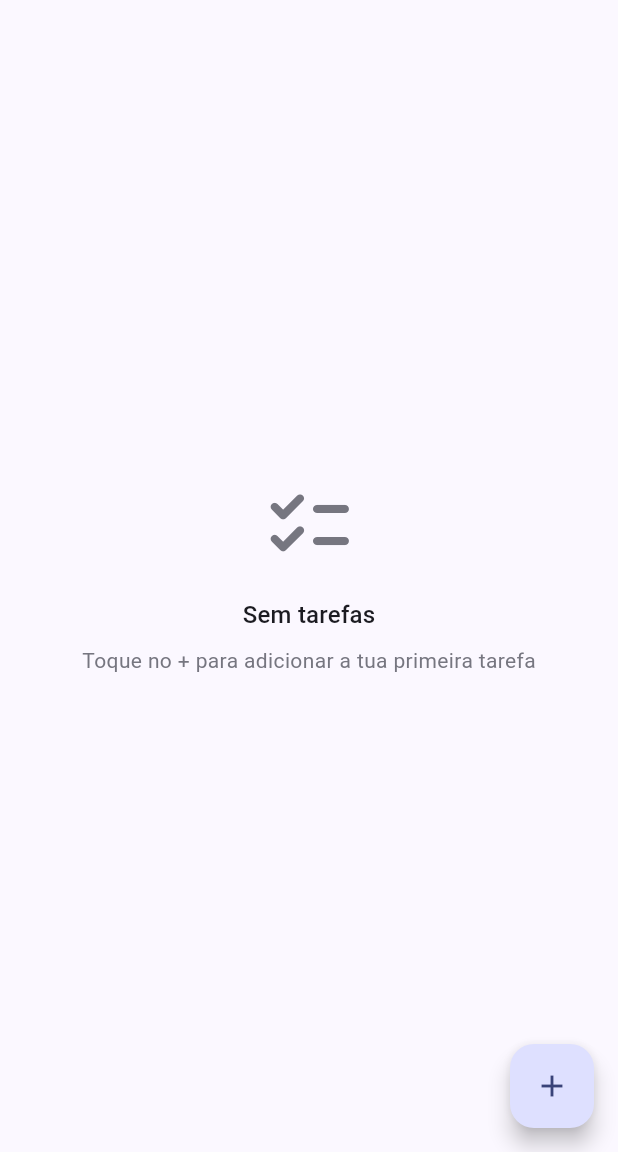
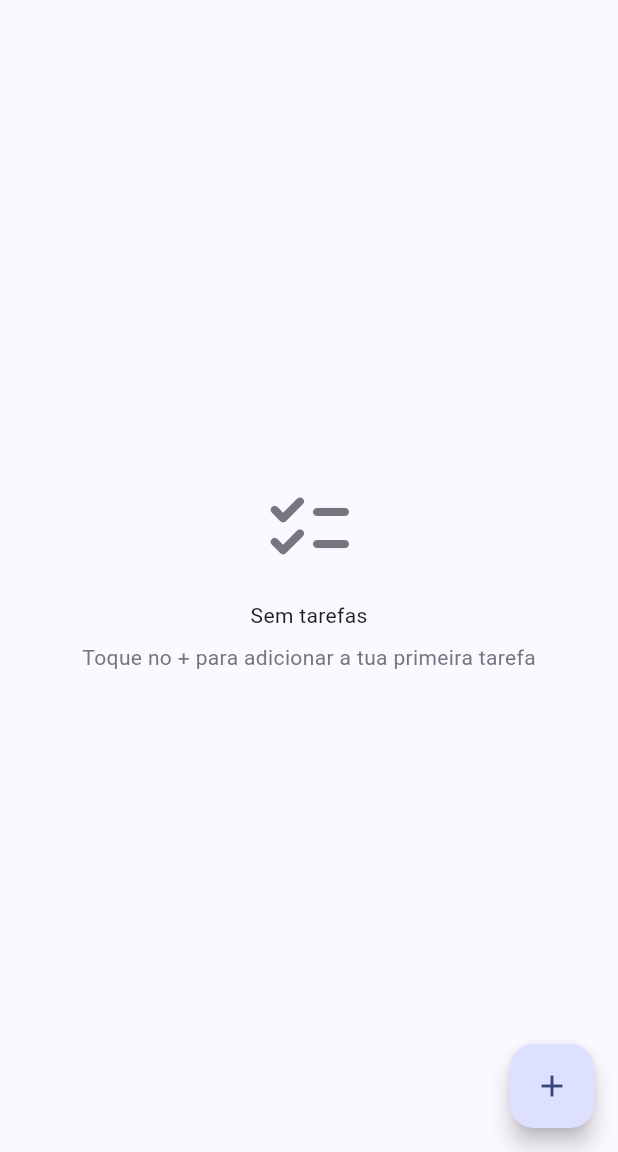
Before and after one commit to RedFoxStudio-dev/Task-Notes, a Flutter app: the screen it shows after launch, on a phone screen of 412 x 824 dp, the part 84-1236 px from its top. Run offline on Flutter 3.47's test engine with Material 3 defaults, Android fonts, the light colour scheme and no system bars; our stand-ins replace google_fonts, shared_preferences.

Commit message:
fase 0: modelos, storage e migração

```diff
--- a/lib/main.dart
+++ b/lib/main.dart
@@ -1,177 +1,171 @@
-import 'dart:convert';
+import 'package:flutter/material.dart';
 
-import 'package:flutter/material.dart';
-import 'package:shared_preferences/shared_preferences.dart';
-
-import 'package:task_note/popups.dart';
+import 'models.dart';
+import 'popups.dart';
+import 'storage.dart';
+import 'theme.dart';
 
 void main() {
-  WidgetsFlutterBinding.ensureInitialized();
   runApp(const TaskNoteApp());
 }
 
-class Task {
-  final String id;
-  String title;
-  bool done;
-
-  Task({
-    required this.id,
-    required this.title,
-    this.done = false,
-  });
-
-  Map<String, dynamic> toJson() => {
-        'id': id,
-        'title': title,
-        'done': done,
-      };
-
-  factory Task.fromJson(Map<String, dynamic> json) => Task(
-        id: json['id'] as String,
-        title: json['title'] as String,
-        done: json['done'] as bool? ?? false,
-      );
-}
-
-class TaskNoteApp extends StatelessWidget {
+class TaskNoteApp extends StatefulWidget {
   const TaskNoteApp({super.key});
 
   @override
+  State<TaskNoteApp> createState() => _TaskNoteAppState();
+}
+
+class _TaskNoteAppState extends State<TaskNoteApp> with WidgetsBindingObserver {
+  final _storage = AppStorage();
+  AppData? _data;
+
+  @override
+  void initState() {
+    super.initState();
+    WidgetsBinding.instance.addObserver(this);
+    _load();
+  }
+
+  @override
+  void dispose() {
+    WidgetsBinding.instance.removeObserver(this);
+    super.dispose();
+  }
+
+  @override
+  void didChangeAppLifecycleState(AppLifecycleState state) {
+    // Ao voltar do background, reaplica o reset diário (pode ter mudado o dia)
+    // e atualiza o histórico de hoje.
+    if (state == AppLifecycleState.resumed) _load();
+  }
+
+  Future<void> _load() async {
+    final data = await _storage.loadAndRefresh();
+    if (!mounted) return;
+    setState(() => _data = data);
+  }
+
+  /// Chamado pelas páginas depois de qualquer alteração aos dados.
+  void _onDataChanged() {
+    setState(() {});
+    _storage.save(_data!);
+  }
+
+  /// Substitui todos os dados (importação de backup).
+  void _onReplaceData(AppData data) {
+    setState(() => _data = data);
+    _storage.save(data);
+  }
+
+  @override
   Widget build(BuildContext context) {
+    final data = _data;
+    if (data == null) {
+      return MaterialApp(
+        theme: buildAppTheme(Brightness.light),
+        home: const Scaffold(
+          body: Center(child: CircularProgressIndicator()),
+        ),
+      );
+    }
     return MaterialApp(
       title: 'Task Notes',
       debugShowCheckedModeBanner: false,
-      theme: ThemeData(
-        colorScheme: ColorScheme.fromSeed(seedColor: Colors.indigo),
+      theme: buildAppTheme(Brightness.light),
+      darkTheme: buildAppTheme(Brightness.dark),
+      themeMode: data.theme,
+      home: RootPage(
+        data: data,
+        storage: _storage,
+        onDataChanged: _onDataChanged,
+        onReplaceData: _onReplaceData,
       ),
-      home: const TaskListPage(),
     );
   }
 }
 
-class TaskListPage extends StatefulWidget {
-  const TaskListPage({super.key});
+/// Página raiz (interina da fase 0): lista do dia atual sobre os novos dados.
+class RootPage extends StatefulWidget {
+  const RootPage({
+    super.key,
+    required this.data,
+    required this.storage,
+    required this.onDataChanged,
+    required this.onReplaceData,
+  });
+
+  final AppData data;
+  final AppStorage storage;
+  final VoidCallback onDataChanged;
+  final void Function(AppData data) onReplaceData;
 
   @override
-  State<TaskListPage> createState() => _TaskListPageState();
+  State<RootPage> createState() => _RootPageState();
 }
 
-class _TaskListPageState extends State<TaskListPage> {
-  static const _tasksKey = 'tasks';
-  static const _lastResetKey = 'last_reset';
+class _RootPageState extends State<RootPage> {
+  int get _today => DateTime.now().weekday;
 
-  List<Task> _tasks = [];
-  bool _loading = true;
+  List<Task> get _tasks => widget.data.tasksFor(_today);
 
-  @override
-  void initState() {
-    super.initState();
-    _loadTasks();
-  }
-
-  String _todayKey() {
-    final now = DateTime.now();
-    final month = now.month.toString().padLeft(2, '0');
-    final day = now.day.toString().padLeft(2, '0');
-    return '${now.year}-$month-$day';
-  }
-
-  Future<void> _loadTasks() async {
-    final prefs = await SharedPreferences.getInstance();
-    final raw = prefs.getString(_tasksKey);
-    List<Task> tasks = [];
-    if (raw != null) {
-      try {
-        final decoded = jsonDecode(raw) as List<dynamic>;
-        tasks = decoded
-            .map((e) => Task.fromJson(e as Map<String, dynamic>))
-            .toList();
-      } catch (_) {
-        tasks = [];
-      }
-    }
-
-    if (prefs.getString(_lastResetKey) != _todayKey()) {
-      for (final task in tasks) {
-        task.done = false;
-      }
-      await prefs.setString(_lastResetKey, _todayKey());
-      await _saveTasks(tasks);
-    }
-
-    setState(() {
-      _tasks = tasks;
-      _loading = false;
-    });
-  }
-
-  Future<void> _saveTasks([List<Task>? tasks]) async {
-    final prefs = await SharedPreferences.getInstance();
-    final list = tasks ?? _tasks;
-    await prefs.setString(
-      _tasksKey,
-      jsonEncode(list.map((t) => t.toJson()).toList()),
-    );
+  void _saved() {
+    widget.data.recordDay(_today);
+    widget.onDataChanged();
   }
 
   Future<void> _addTask() async {
     final title = await showAddTaskPopup(context);
-    if (title == null || title.isEmpty) return;
-    final task = Task(
-      id: DateTime.now().microsecondsSinceEpoch.toString(),
-      title: title,
-    );
-    setState(() => _tasks.add(task));
-    await _saveTasks();
+    if (!mounted || title == null || title.isEmpty) return;
+    setState(() {
+      _tasks.add(Task(id: widget.storage.newId(), title: title));
+    });
+    _saved();
   }
 
   Future<void> _editTask(Task task) async {
     final title = await showEditTaskPopup(context, initialValue: task.title);
-    if (title == null || title.isEmpty) return;
+    if (!mounted || title == null || title.isEmpty) return;
     setState(() => task.title = title);
-    await _saveTasks();
+    _saved();
   }
 
   Future<void> _deleteTask(Task task) async {
-    final confirmed = await showDeleteConfirmPopup(
-      context,
-      title: task.title,
-    );
-    if (confirmed != true) return;
+    final confirmed = await showDeleteConfirmPopup(context, title: task.title);
+    if (!mounted || confirmed != true) return;
     setState(() => _tasks.remove(task));
-    await _saveTasks();
+    _saved();
   }
 
-  Future<void> _toggleTask(Task task, bool value) async {
+  void _toggleTask(Task task, bool value) {
     setState(() => task.done = value);
-    await _saveTasks();
+    _saved();
   }
 
-  Future<void> _toggleAllTasks() async {
+  void _toggleAllTasks() {
     final allDone = _tasks.isNotEmpty && _tasks.every((t) => t.done);
-    final target = !allDone;
     setState(() {
       for (final task in _tasks) {
-        task.done = target;
+        task.done = !allDone;
       }
     });
-    await _saveTasks();
+    _saved();
   }
 
   Future<void> _deleteAllTasks() async {
     final confirmed = await showDeleteAllConfirmPopup(context);
-    if (confirmed != true) return;
+    if (!mounted || confirmed != true) return;
     setState(() => _tasks.clear());
-    await _saveTasks();
+    _saved();
   }
 
   @override
   Widget build(BuildContext context) {
+    final scheme = Theme.of(context).colorScheme;
     return Scaffold(
       appBar: AppBar(
         title: const Text('Task Notes'),
-        backgroundColor: Theme.of(context).colorScheme.inversePrimary,
+        backgroundColor: scheme.inversePrimary,
         actions: [
           IconButton(
             tooltip: 'Marcar/Desmarcar tudo',
@@ -185,9 +179,7 @@ class _TaskListPageState extends State<TaskListPage> {
           ),
         ],
       ),
-      body: _loading
-          ? const Center(child: CircularProgressIndicator())
-          : _tasks.isEmpty
+      body: _tasks.isEmpty
           ? const _EmptyState()
           : ListView.builder(
               padding: const EdgeInsets.fromLTRB(12, 12, 12, 96),
@@ -200,26 +192,20 @@ class _TaskListPageState extends State<TaskListPage> {
                   shape: RoundedRectangleBorder(
                     borderRadius: BorderRadius.circular(12),
                     side: BorderSide(
-                          color: Theme.of(context)
-                              .colorScheme
-                              .outlineVariant
-                              .withValues(alpha: 0.5),
+                      color: scheme.outlineVariant.withValues(alpha: 0.5),
                     ),
                   ),
                   child: ListTile(
                     leading: Checkbox(
                       value: task.done,
-                          onChanged: (value) =>
-                              _toggleTask(task, value ?? false),
+                      onChanged: (value) => _toggleTask(task, value ?? false),
                     ),
                     title: Text(
                       task.title,
                       style: TextStyle(
                         decoration:
                             task.done ? TextDecoration.lineThrough : null,
-                            color: task.done
-                                ? Theme.of(context).colorScheme.outline
-                                : null,
+                        color: task.done ? scheme.outline : null,
                       ),
                     ),
                     trailing: PopupMenuButton<String>(
@@ -273,16 +259,14 @@ class _EmptyState extends StatelessWidget {
             color: Theme.of(context).colorScheme.outline,
           ),
           const SizedBox(height: 16),
-          Text(
-            'Sem tarefas',
-            style: Theme.of(context).textTheme.titleMedium,
-          ),
+          const Text('Sem tarefas'),
           const SizedBox(height: 8),
           Text(
             'Toque no + para adicionar a tua primeira tarefa',
-            style: Theme.of(context).textTheme.bodyMedium?.copyWith(
-                  color: Theme.of(context).colorScheme.outline,
-                ),
+            style: Theme.of(context)
+                .textTheme
+                .bodyMedium
+                ?.copyWith(color: Theme.of(context).colorScheme.outline),
           ),
         ],
       ),
--- /dev/null
+++ b/lib/models.dart
@@ -0,0 +1,302 @@
+import 'dart:convert';
+
+import 'package:flutter/material.dart';
+import 'package:google_fonts/google_fonts.dart';
+
+/// Chave de data 'yyyy-MM-dd', usada nos resets diários e no histórico.
+String dateKey(DateTime date) {
+  final month = date.month.toString().padLeft(2, '0');
+  final day = date.day.toString().padLeft(2, '0');
+  return '${date.year}-$month-$day';
+}
+
+/// Nomes curtos dos dias da semana, indexados por `weekday - 1`.
+const kWeekdayLabels = <String>['Seg', 'Ter', 'Qua', 'Qui', 'Sex', 'Sáb', 'Dom'];
+
+/// Períodos do dia, indexados por `Task.period`.
+const kPeriodLabels = <String>['Manhã', 'Tarde', 'Noite'];
+
+const kPeriodIcons = <IconData>[
+  Icons.wb_twilight_outlined,
+  Icons.wb_sunny_outlined,
+  Icons.dark_mode_outlined,
+];
+
+/// Ícones disponíveis para as tarefas (guarda-se a chave no JSON).
+const Map<String, IconData> kTaskIcons = {
+  'home': Icons.home_outlined,
+  'work': Icons.work_outline,
+  'fitness': Icons.fitness_center,
+  'study': Icons.school_outlined,
+  'health': Icons.favorite_outline,
+  'water': Icons.water_drop_outlined,
+  'food': Icons.restaurant_outlined,
+  'clean': Icons.cleaning_services_outlined,
+  'shopping': Icons.shopping_cart_outlined,
+  'pet': Icons.pets_outlined,
+  'money': Icons.savings_outlined,
+  'car': Icons.directions_car_outlined,
+};
+
+IconData? taskIcon(String? key) => key == null ? null : kTaskIcons[key];
+
+typedef NoteFontBuilder = TextStyle Function({
+  TextStyle? textStyle,
+  double? fontSize,
+});
+
+/// Fontes disponíveis nas notas. 'padrao' usa a fonte do tema (sem download).
+final Map<String, ({String label, NoteFontBuilder? build})> kNoteFonts = {
+  'padrao': (label: 'Padrão', build: null),
+  'lato': (label: 'Lato', build: GoogleFonts.lato),
+  'merriweather': (label: 'Merriweather', build: GoogleFonts.merriweather),
+  'caveat': (label: 'Caveat', build: GoogleFonts.caveat),
+  'roboto_mono': (label: 'Roboto Mono', build: GoogleFonts.robotoMono),
+  'playfair_display': (label: 'Playfair Display', build: GoogleFonts.playfairDisplay),
+};
+
+class Task {
+  String id;
+  String title;
+  bool done;
+
+  /// 0 = manhã, 1 = tarde, 2 = noite.
+  int period;
+
+  /// Chave em [kTaskIcons], ou null para não mostrar ícone.
+  String? icon;
+
+  /// Dia da semana de origem (1..7). Só se usa em tarefas arquivadas.
+  int? day;
+
+  Task({
+    required this.id,
+    required this.title,
+    this.done = false,
+    this.period = 0,
+    this.icon,
+    this.day,
+  });
+
+  Map<String, dynamic> toJson() => {
+        'id': id,
+        'title': title,
+        'done': done,
+        'period': period,
+        'icon': icon,
+        'day': day,
+      };
+
+  factory Task.fromJson(Map<String, dynamic> json) => Task(
+        id: json['id'] as String? ?? '',
+        title: json['title'] as String? ?? '',
+        done: json['done'] as bool? ?? false,
+        period: ((json['period'] as num?)?.toInt() ?? 0).clamp(0, 2),
+        icon: json['icon'] as String?,
+        day: (json['day'] as num?)?.toInt(),
+      );
+}
+
+class Note {
+  String id;
+  String title;
+  String content;
+
+  /// Chave em [kNoteFonts].
+  String fontFamily;
+  double fontSize;
+
+  /// Última alteração, em milissegundos desde a época.
+  int updatedAt;
+
+  Note({
+    required this.id,
+    this.title = '',
+    this.content = '',
+    this.fontFamily = 'padrao',
+    this.fontSize = 16,
+    required this.updatedAt,
+  });
+
+  Map<String, dynamic> toJson() => {
+        'id': id,
+        'title': title,
+        'content': content,
+        'fontFamily': fontFamily,
+        'fontSize': fontSize,
+        'updatedAt': updatedAt,
+      };
+
+  factory Note.fromJson(Map<String, dynamic> json) => Note(
+        id: json['id'] as String? ?? '',
+        title: json['title'] as String? ?? '',
+        content: json['content'] as String? ?? '',
+        fontFamily: json['fontFamily'] as String? ?? 'padrao',
+        fontSize: (json['fontSize'] as num?)?.toDouble() ?? 16,
+        updatedAt: (json['updatedAt'] as num?)?.toInt() ?? 0,
+      );
+}
+
+/// Resultado diário guardado no histórico (base dos streaks e do heatmap).
+class DayEntry {
+  final int done;
+  final int total;
+
+  const DayEntry({required this.done, required this.total});
+
+  /// Dia completo = pelo menos 80% das tarefas concluídas.
+  bool get isComplete => total > 0 && done * 5 >= total * 4;
+
+  double get ratio => total == 0 ? 0 : done / total;
+
+  Map<String, dynamic> toJson() => {'done': done, 'total': total};
+
+  factory DayEntry.fromJson(Map<String, dynamic> json) => DayEntry(
+        done: (json['done'] as num?)?.toInt() ?? 0,
+        total: (json['total'] as num?)?.toInt() ?? 0,
+      );
+}
+
+class AppData {
+  static const int currentVersion = 2;
+
+  int version;
+
+  /// Tarefas por dia da semana: 1 = segunda ... 7 = domingo.
+  final Map<int, List<Task>> days;
+
+  /// Última data (yyyy-MM-dd) em que as tarefas de cada dia foram repostas.
+  final Map<int, String> lastReset;
+
+  /// Histórico diário, por data 'yyyy-MM-dd'.
+  final Map<String, DayEntry> history;
+
+  List<Task> archive;
+  List<Note> notes;
+
+  /// 'system' | 'light' | 'dark'
+  String themeMode;
+
+  AppData({
+    this.version = currentVersion,
+    Map<int, List<Task>>? days,
+    Map<int, String>? lastReset,
+    Map<String, DayEntry>? history,
+    List<Task>? archive,
+    List<Note>? notes,
+    this.themeMode = 'system',
+  })  : days = days ?? {for (var i = 1; i <= 7; i++) i: <Task>[]},
+        lastReset = lastReset ?? {},
+        history = history ?? {},
+        archive = archive ?? [],
+        notes = notes ?? [];
+
+  List<Task> tasksFor(int weekday) =>
+      days.putIfAbsent(weekday, () => <Task>[]);
+
+  /// Regista no histórico o estado atual do dia indicado.
+  /// Só faz sentido para o dia de hoje.
+  void recordDay(int weekday) {
+    final now = DateTime.now();
+    final tasks = tasksFor(weekday);
+    history[dateKey(now)] = DayEntry(
+      done: tasks.where((t) => t.done).length,
+      total: tasks.length,
+    );
+  }
+
+  ThemeMode get theme => switch (themeMode) {
+        'light' => ThemeMode.light,
+        'dark' => ThemeMode.dark,
+        _ => ThemeMode.system,
+      };
+
+  factory AppData.fromJson(Map<String, dynamic> json) {
+    final data = AppData(
+      version: (json['version'] as num?)?.toInt() ?? currentVersion,
+    );
+
+    final days = json['days'];
+    if (days is Map<String, dynamic>) {
+      days.forEach((key, value) {
+        final weekday = int.tryParse(key);
+        if (weekday == null || weekday < 1 || weekday > 7) return;
+        if (value is! List<dynamic>) return;
+        data.days[weekday] = value
+            .whereType<Map<String, dynamic>>()
+            .map(Task.fromJson)
+            .toList();
+      });
+    }
+
+    final lastReset = json['lastReset'];
+    if (lastReset is Map<String, dynamic>) {
+      lastReset.forEach((key, value) {
+        final weekday = int.tryParse(key);
+        if (weekday != null && weekday >= 1 && weekday <= 7 && value is String) {
+          data.lastReset[weekday] = value;
+        }
+      });
+    }
+
+    final history = json['history'];
+    if (history is Map<String, dynamic>) {
+      history.forEach((key, value) {
+        if (value is Map<String, dynamic>) {
+          data.history[key] = DayEntry.fromJson(value);
+        }
+      });
+    }
+
+    if (json['archive'] is List<dynamic>) {
+      data.archive = (json['archive'] as List<dynamic>)
+          .whereType<Map<String, dynamic>>()
+          .map(Task.fromJson)
+          .toList();
+    }
+
+    if (json['notes'] is List<dynamic>) {
+      data.notes = (json['notes'] as List<dynamic>)
+          .whereType<Map<String, dynamic>>()
+          .map(Note.fromJson)
+          .toList();
+    }
+
+    final settings = json['settings'];
+    if (settings is Map<String, dynamic> && settings['themeMode'] is String) {
+      data.themeMode = settings['themeMode'] as String;
+    }
+
+    return data;
+  }
+
+  Map<String, dynamic> toJson() => {
+        'version': version,
+        'days': {
+          for (final e in days.entries)
+            e.key.toString(): e.value.map((t) => t.toJson()).toList(),
+        },
+        'lastReset': {
+          for (final e in lastReset.entries) e.key.toString(): e.value,
+        },
+        'history': {
+          for (final e in history.entries) e.key: e.value.toJson(),
+        },
+        'archive': archive.map((t) => t.toJson()).toList(),
+        'notes': notes.map((n) => n.toJson()).toList(),
+        'settings': {'themeMode': themeMode},
+      };
+
+  /// Reconstrói os dados a partir de um backup exportado.
+  /// Devolve null se o JSON não tiver o formato esperado.
+  static AppData? tryParseBackup(String raw) {
+    try {
+      final decoded = jsonDecode(raw);
+      if (decoded is! Map<String, dynamic>) return null;
+      if (decoded['days'] is! Map<String, dynamic>) return null;
+      return AppData.fromJson(decoded);
+    } catch (_) {
+      return null;
+    }
+  }
+}
--- /dev/null
+++ b/lib/storage.dart
@@ -0,0 +1,161 @@
+import 'dart:convert';
+
+import 'package:shared_preferences/shared_preferences.dart';
+import 'package:uuid/uuid.dart';
+
+import 'models.dart';
+
+class AppStorage {
+  static const _dataKey = 'app_data';
+  static const _legacyTasksKey = 'tasks';
+  static const _legacyLastResetKey = 'last_reset';
+
+  static const _uuid = Uuid();
+
+  /// Carrega os dados, aplica a migração v1→v2 (se necessário) e o reset
+  /// diário, e mantém o histórico de hoje atualizado.
+  Future<AppData> loadAndRefresh() async {
+    final prefs = await SharedPreferences.getInstance();
+    final raw = prefs.getString(_dataKey);
+
+    AppData data;
+    if (raw != null) {
+      try {
+        data = AppData.fromJson(jsonDecode(raw) as Map<String, dynamic>);
+      } catch (_) {
+        data = _migrateLegacy(prefs);
+        await _write(prefs, data);
+      }
+    } else {
+      data = _migrateLegacy(prefs);
+      await _write(prefs, data);
+    }
+
+    _applyDailyReset(data);
+    _recordToday(data);
+    await _write(prefs, data);
+    return data;
+  }
+
+  Future<void> save(AppData data) async {
+    final prefs = await SharedPreferences.getInstance();
+    await _write(prefs, data);
+  }
+
+  /// Converte os dados da v1 (chaves 'tasks' e 'last_reset') para o novo
+  /// formato: as tarefas passam para o dia da semana atual.
+  AppData _migrateLegacy(SharedPreferences prefs) {
+    final data = AppData();
+    final raw = prefs.getString(_legacyTasksKey);
+    if (raw != null) {
+      try {
+        final decoded = jsonDecode(raw) as List<dynamic>;
+        final weekday = DateTime.now().weekday;
+        data.days[weekday] = decoded
+            .whereType<Map<String, dynamic>>()
+            .map(Task.fromJson)
+            .toList();
+        for (final task in data.days[weekday]!) {
+          if (task.id.isEmpty) task.id = _uuid.v4();
+        }
+      } catch (_) {
+        // Dados legados corrompidos: recomeçar do zero.
+      }
+    }
+
+    // Na v1, se o último reset não foi hoje, as tarefas estão desmarcadas.
+    final legacyReset = prefs.getString(_legacyLastResetKey);
+    if (legacyReset != null && legacyReset != dateKey(DateTime.now())) {
+      for (final task in data.tasksFor(DateTime.now().weekday)) {
+        task.done = false;
+      }
+    }
+
+    prefs.remove(_legacyTasksKey);
+    prefs.remove(_legacyLastResetKey);
+    return data;
+  }
+
+  /// No novo dia da semana, as tarefas desse dia voltam a ficar desmarcadas.
+  void _applyDailyReset(AppData data) {
+    final now = DateTime.now();
+    final today = dateKey(now);
+    if (data.lastReset[now.weekday] == today) return;
+    for (final task in data.tasksFor(now.weekday)) {
+      task.done = false;
+    }
+    data.lastReset[now.weekday] = today;
+  }
+
+  /// Mantém o histórico de hoje atualizado (base dos streaks).
+  void _recordToday(AppData data) {
+    final now = DateTime.now();
+    final tasks = data.tasksFor(now.weekday);
+    if (tasks.isEmpty) return;
+    data.history[dateKey(now)] = DayEntry(
+      done: tasks.where((t) => t.done).length,
+      total: tasks.length,
+    );
+  }
+
+  Future<void> _write(SharedPreferences prefs, AppData data) {
+    return prefs.setString(_dataKey, jsonEncode(data.toJson()));
+  }
+
+  /// JSON de backup com tudo: rotina, histórico, notas, arquivo e tema.
+  String exportJson(AppData data) =>
+      const JsonEncoder.withIndent('  ').convert(data.toJson());
+
+  /// Reconstrói os dados a partir de um backup; null se for inválido.
+  AppData? importJson(String raw) => AppData.tryParseBackup(raw);
+
+  String newId() => _uuid.v4();
+}
+
+DateTime _noon(DateTime d) => DateTime(d.year, d.month, d.day, 12);
+
+bool _isComplete(DayEntry? entry) => entry != null && entry.isComplete;
+
+/// Streak diário: dias consecutivos com pelo menos 80% das tarefas
+/// concluídas. Hoje conta se já estiver completo; dias sem registo não
+/// quebram o streak.
+int dailyStreak(Map<String, DayEntry> history) {
+  var streak = 0;
+  var cursor = _noon(DateTime.now());
+
+  if (_isComplete(history[dateKey(cursor)])) streak++;
+  cursor = cursor.subtract(const Duration(days: 1));
+
+  for (var i = 0; i < 1100; i++) {
+    final entry = history[dateKey(cursor)];
+    if (entry != null && entry.total > 0) {
+      if (!entry.isComplete) break;
+      streak++;
+    }
+    cursor = cursor.subtract(const Duration(days: 1));
+  }
+  return streak;
+}
+
+/// Streak semanal: semanas (segunda a domingo) consecutivas, terminando na
+/// semana anterior à atual, em que todos os dias com tarefas ficaram com
+/// pelo menos 80% concluído. A semana atual, ainda em curso, não conta.
+int weeklyStreak(Map<String, DayEntry> history) {
+  final today = _noon(DateTime.now());
+  var weekStart = today.subtract(Duration(days: today.weekday - 1 + 7));
+  var streak = 0;
+
+  for (var week = 0; week < 520; week++) {
+    var hasTasks = false;
+    for (var d = 0; d < 7; d++) {
+      final entry = history[dateKey(weekStart.add(Duration(days: d)))];
+      if (entry == null || entry.total == 0) continue;
+      hasTasks = true;
+      if (!entry.isComplete) return streak;
+    }
+    if (!hasTasks) break;
+    streak++;
+    weekStart = weekStart.subtract(const Duration(days: 7));
+  }
+  return streak;
+}
--- /dev/null
+++ b/lib/theme.dart
@@ -0,0 +1,12 @@
+import 'package:flutter/material.dart';
+
+/// Tema da app, claro e escuro, a partir da mesma cor semente.
+ThemeData buildAppTheme(Brightness brightness) {
+  return ThemeData(
+    useMaterial3: true,
+    colorScheme: ColorScheme.fromSeed(
+      seedColor: Colors.indigo,
+      brightness: brightness,
+    ),
+  );
+}
--- a/pubspec.yaml
+++ b/pubspec.yaml
@@ -34,6 +34,9 @@ dependencies:
   cupertino_icons: ^1.0.8
 
   shared_preferences: ^2.5.3
+  google_fonts: ^9.0.0
+  share_plus: ^13.3.1
+  uuid: ^4.6.0
 
 dev_dependencies:
   flutter_test:
```
Also changed, not shown: pubspec.lock, 6 other files. Lines whose indentation alone changed are shown as unchanged.
